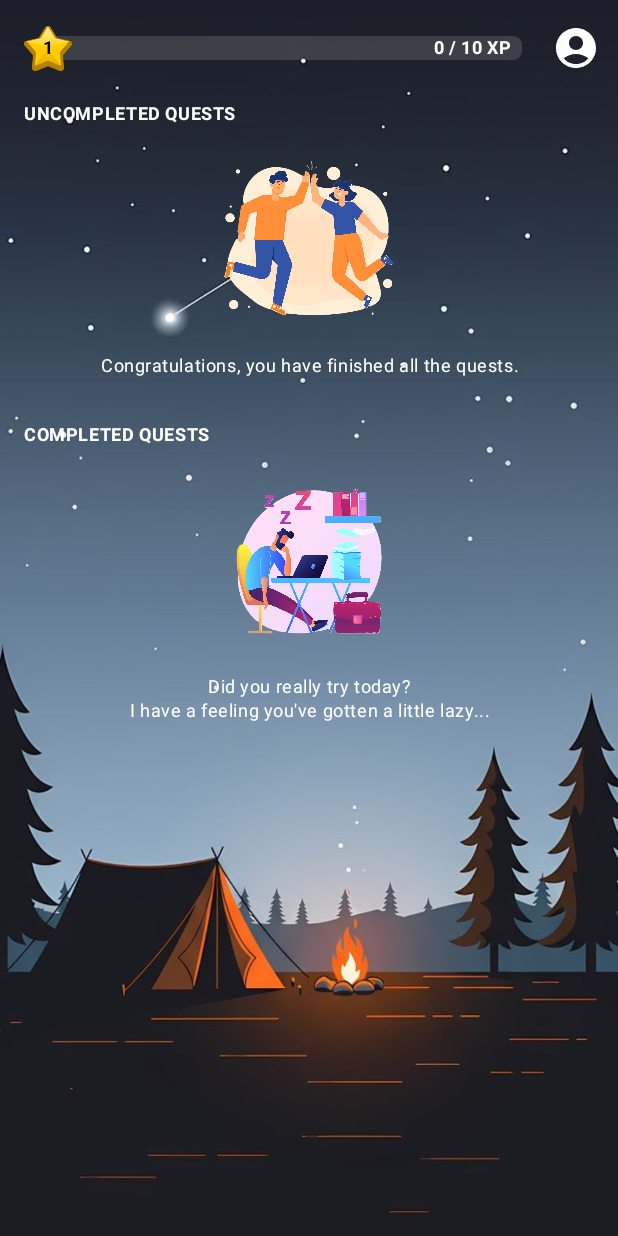
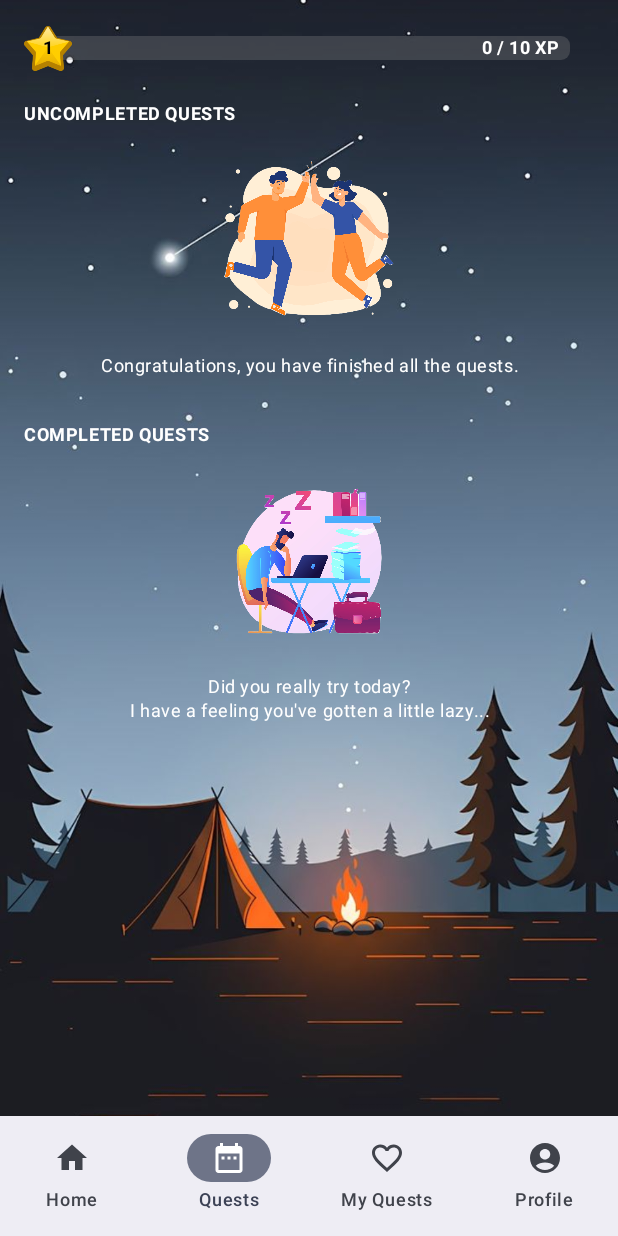
Before and after one commit to hakankaraotcu/focus-mobile-android, an Android app built with Jetpack Compose: the screen it shows after launch (MainActivity), on a phone screen of 412 x 824 dp. Run offline under Robolectric (Android 15) with nearby library versions, the phone set to English and light mode, and no system bars; our stand-ins replace Dagger/Hilt's generated code, Room's generated code.

Commit message:
added bottom navigation bar

```diff
--- /dev/null
+++ b/app/src/main/java/com/hakankaraotcu/focusquest/HomeScreen.kt
@@ -0,0 +1,10 @@
+package com.hakankaraotcu.focusquest
+
+import androidx.compose.material3.Text
+import androidx.compose.runtime.Composable
+import androidx.navigation.NavController
+
+@Composable
+fun HomeScreen(navController: NavController){
+    Text(text = "Home")
+}
--- /dev/null
+++ b/app/src/main/java/com/hakankaraotcu/focusquest/MyQuestsScreen.kt
@@ -0,0 +1,9 @@
+package com.hakankaraotcu.focusquest
+
+import androidx.compose.runtime.Composable
+import androidx.navigation.NavController
+
+@Composable
+fun MyQuestsScreen(navController: NavController){
+
+}
--- a/app/src/main/java/com/hakankaraotcu/focusquest/core/navigation/AppNavGraph.kt
+++ b/app/src/main/java/com/hakankaraotcu/focusquest/core/navigation/AppNavGraph.kt
@@ -1,20 +1,30 @@
 package com.hakankaraotcu.focusquest.core.navigation
 
 import androidx.compose.runtime.Composable
+import androidx.compose.ui.Modifier
 import androidx.navigation.NavHostController
 import androidx.navigation.compose.NavHost
 import androidx.navigation.compose.composable
 import com.hakankaraotcu.focusquest.feature_profile.presentation.profile.ProfileScreen
+import com.hakankaraotcu.focusquest.HomeScreen
+import com.hakankaraotcu.focusquest.MyQuestsScreen
 import com.hakankaraotcu.focusquest.feature_quest.presentation.quests.QuestsScreen
 
 @Composable
-fun AppNavGraph(navController: NavHostController) {
+fun AppNavGraph(navController: NavHostController, modifier: Modifier) {
     NavHost(
         navController = navController,
-        startDestination = Screen.QuestsScreen.route
+        startDestination = Screen.QuestsScreen.route,
+        modifier = modifier
     ) {
+        composable(route = Screen.HomeScreen.route) {
+            HomeScreen(navController = navController)
+        }
         composable(route = Screen.QuestsScreen.route) {
-            QuestsScreen(navController = navController)
+            QuestsScreen()
+        }
+        composable(route = Screen.MyQuestsScreen.route) {
+            MyQuestsScreen(navController = navController)
         }
         composable(route = Screen.ProfileScreen.route) {
             ProfileScreen(navController = navController)
--- a/app/src/main/java/com/hakankaraotcu/focusquest/core/navigation/Screen.kt
+++ b/app/src/main/java/com/hakankaraotcu/focusquest/core/navigation/Screen.kt
@@ -1,6 +1,19 @@
 package com.hakankaraotcu.focusquest.core.navigation
 
-sealed class Screen(val route: String) {
-    object QuestsScreen : Screen("quests_screen")
-    object ProfileScreen : Screen("profile_screen")
+import androidx.compose.material.icons.Icons
+import androidx.compose.material.icons.filled.AccountCircle
+import androidx.compose.material.icons.filled.DateRange
+import androidx.compose.material.icons.filled.FavoriteBorder
+import androidx.compose.material.icons.filled.Home
+import androidx.compose.ui.graphics.vector.ImageVector
+
+sealed class Screen(val name: String, val route: String, val icon: ImageVector) {
+    object HomeScreen: Screen("Home", "home_screen", Icons.Default.Home)
+    object QuestsScreen : Screen("Quests", "quests_screen", Icons.Default.DateRange)
+    object MyQuestsScreen: Screen("My Quests", "myquests_screen", Icons.Default.FavoriteBorder)
+    object ProfileScreen : Screen("Profile", "profile_screen", Icons.Default.AccountCircle)
+
+    companion object{
+        val bottomNavItems = listOf(HomeScreen, QuestsScreen, MyQuestsScreen, ProfileScreen)
+    }
 }
--- a/app/src/main/java/com/hakankaraotcu/focusquest/core/presentation/MainActivity.kt
+++ b/app/src/main/java/com/hakankaraotcu/focusquest/core/presentation/MainActivity.kt
@@ -4,13 +4,19 @@ import android.os.Bundle
 import androidx.activity.ComponentActivity
 import androidx.activity.compose.setContent
 import androidx.activity.enableEdgeToEdge
+import androidx.compose.foundation.layout.WindowInsets
 import androidx.compose.foundation.layout.fillMaxSize
+import androidx.compose.foundation.layout.padding
+import androidx.compose.foundation.layout.safeContent
 import androidx.compose.material3.MaterialTheme
+import androidx.compose.material3.Scaffold
 import androidx.compose.material3.Surface
 import androidx.compose.ui.Modifier
+import androidx.compose.ui.graphics.Color
 import androidx.core.view.WindowCompat
 import androidx.navigation.compose.rememberNavController
 import com.hakankaraotcu.focusquest.core.navigation.AppNavGraph
+import com.hakankaraotcu.focusquest.core.presentation.components.BottomNavigationBar
 import com.hakankaraotcu.focusquest.ui.theme.FocusQuestTheme
 import dagger.hilt.android.AndroidEntryPoint
 
@@ -23,12 +29,23 @@ class MainActivity : ComponentActivity() {
             .isAppearanceLightStatusBars = false
         setContent {
             FocusQuestTheme {
+                val navController = rememberNavController()
                 Surface(
                     modifier = Modifier.fillMaxSize(),
                     color = MaterialTheme.colorScheme.background
                 ) {
-                    val navController = rememberNavController()
-                    AppNavGraph(navController = navController)
+                    Scaffold(
+                        contentWindowInsets = WindowInsets.safeContent,
+                        containerColor = Color.Transparent,
+                        bottomBar = {
+                            BottomNavigationBar(navController)
+                        }
+                    ) { innerPadding ->
+                        AppNavGraph(
+                            navController = navController,
+                            modifier = Modifier.padding(innerPadding)
+                        )
+                    }
                 }
             }
         }
--- /dev/null
+++ b/app/src/main/java/com/hakankaraotcu/focusquest/core/presentation/components/BottomNavigationBar.kt
@@ -0,0 +1,43 @@
+package com.hakankaraotcu.focusquest.core.presentation.components
+
+import androidx.compose.material3.Icon
+import androidx.compose.material3.NavigationBar
+import androidx.compose.material3.NavigationBarItem
+import androidx.compose.material3.Text
+import androidx.compose.runtime.Composable
+import androidx.compose.runtime.getValue
+import androidx.navigation.NavController
+import androidx.navigation.NavGraph.Companion.findStartDestination
+import androidx.navigation.compose.currentBackStackEntryAsState
+import com.hakankaraotcu.focusquest.core.navigation.Screen
+
+@Composable
+fun BottomNavigationBar(navController: NavController) {
+    val navBackStackEntry by navController.currentBackStackEntryAsState()
+    val currentDestination = navBackStackEntry?.destination
+    NavigationBar {
+        Screen.bottomNavItems.forEach { screen ->
+            NavigationBarItem(
+                icon = {
+                    Icon(
+                        screen.icon,
+                        contentDescription = screen.name
+                    )
+                },
+                label = {
+                    Text(text = screen.name)
+                },
+                selected = currentDestination?.route == screen.route,
+                onClick = {
+                    navController.navigate(screen.route) {
+                        popUpTo(navController.graph.findStartDestination().id) {
+                            saveState = true
+                        }
+                        launchSingleTop = true
+                        restoreState = true
+                    }
+                }
+            )
+        }
+    }
+}
--- a/app/src/main/java/com/hakankaraotcu/focusquest/feature_quest/presentation/quests/QuestsScreen.kt
+++ b/app/src/main/java/com/hakankaraotcu/focusquest/feature_quest/presentation/quests/QuestsScreen.kt
@@ -5,15 +5,12 @@ import androidx.compose.foundation.layout.Arrangement
 import androidx.compose.foundation.layout.Box
 import androidx.compose.foundation.layout.Column
 import androidx.compose.foundation.layout.Spacer
-import androidx.compose.foundation.layout.WindowInsets
 import androidx.compose.foundation.layout.fillMaxSize
 import androidx.compose.foundation.layout.height
 import androidx.compose.foundation.layout.padding
-import androidx.compose.foundation.layout.safeContent
 import androidx.compose.foundation.lazy.LazyColumn
 import androidx.compose.foundation.lazy.items
 import androidx.compose.material3.MaterialTheme
-import androidx.compose.material3.Scaffold
 import androidx.compose.material3.Text
 import androidx.compose.runtime.Composable
 import androidx.compose.runtime.collectAsState
@@ -26,9 +23,8 @@ import androidx.compose.ui.res.painterResource
 import androidx.compose.ui.text.font.FontWeight
 import androidx.compose.ui.unit.dp
 import androidx.hilt.navigation.compose.hiltViewModel
-import androidx.navigation.NavController
 import com.hakankaraotcu.focusquest.R
-import com.hakankaraotcu.focusquest.core.navigation.Screen
+import com.hakankaraotcu.focusquest.core.presentation.components.LevelProgressBar
 import com.hakankaraotcu.focusquest.feature_profile.presentation.profile.ProfileViewModel
 import com.hakankaraotcu.focusquest.feature_quest.presentation.quests.components.EmptyStateSection
 import com.hakankaraotcu.focusquest.feature_quest.presentation.quests.components.QuestItem
@@ -38,7 +34,6 @@ import kotlinx.coroutines.launch
 
 @Composable
 fun QuestsScreen(
-    navController: NavController,
     profileViewModel: ProfileViewModel = hiltViewModel(),
     questViewModel: QuestsViewModel = hiltViewModel()
 ) {
@@ -52,27 +47,18 @@ fun QuestsScreen(
             contentScale = ContentScale.Crop,
             modifier = Modifier.fillMaxSize()
         )
-        Scaffold(
-            topBar = {
-                Column {
+        Column(modifier = Modifier.padding(16.dp)) {
             if (uiState.profile != null) {
-                        QuestsTopBar(
+                LevelProgressBar(
                     level = uiState.level,
                     xp = uiState.xp,
-                            xpMax = uiState.xpMax,
-                        ) {
-                            navController.navigate(Screen.ProfileScreen.route)
+                    xpForNextLevel = uiState.xpMax
+                )
             }
-                    }
-                }
-            },
-            contentWindowInsets = WindowInsets.safeContent,
-            containerColor = Color.Transparent
-        ) { paddingValues ->
+            Spacer(Modifier.height(16.dp))
             LazyColumn(
                 modifier = Modifier
-                    .fillMaxSize()
-                    .padding(paddingValues),
+                    .fillMaxSize(),
                 verticalArrangement = Arrangement.spacedBy(8.dp)
             ) {
                 item {
@@ -81,7 +67,7 @@ fun QuestsScreen(
                         color = Color.White,
                         fontWeight = FontWeight.Bold,
                         style = MaterialTheme.typography.bodySmall,
-                        modifier = Modifier.padding(horizontal = 16.dp, vertical = 4.dp)
+                        modifier = Modifier.padding(vertical = 4.dp)
                     )
                 }
                 if (questsState.uncompletedQuests.isEmpty()) {
@@ -96,8 +82,6 @@ fun QuestsScreen(
                     val scope = rememberCoroutineScope()
                     QuestItem(
                         quest = quest,
-                        modifier = Modifier
-                            .padding(horizontal = 16.dp),
                         onComplete = {
                             scope.launch {
                                 questViewModel.onEvent(QuestsEvent.Complete(quest))
@@ -113,7 +97,7 @@ fun QuestsScreen(
                         color = Color.White,
                         fontWeight = FontWeight.Bold,
                         style = MaterialTheme.typography.bodySmall,
-                        modifier = Modifier.padding(horizontal = 16.dp, vertical = 4.dp)
+                        modifier = Modifier.padding(vertical = 4.dp)
                     )
                 }
                 if (questsState.completedQuests.isEmpty()) {
@@ -128,12 +112,11 @@ fun QuestsScreen(
                 items(questsState.completedQuests, key = { it.id!! }) { quest ->
                     QuestItem(
                         quest = quest,
-                        modifier = Modifier
-                            .padding(horizontal = 16.dp),
                         onComplete = {
                             // Not necessary
                         }
                     )
+                }
             }
         }
         if (uiState.isLevelUpDialogOpen && uiState.profile != null) {
@@ -148,4 +131,3 @@ fun QuestsScreen(
         }
     }
 }
-}
--- a/app/src/main/java/com/hakankaraotcu/focusquest/feature_quest/presentation/quests/components/QuestsTopBar.kt
+++ b/app/src/main/java/com/hakankaraotcu/focusquest/feature_quest/presentation/quests/components/QuestsTopBar.kt
@@ -1,44 +1,25 @@
 package com.hakankaraotcu.focusquest.feature_quest.presentation.quests.components
 
 import androidx.compose.foundation.layout.Row
-import androidx.compose.foundation.layout.size
-import androidx.compose.material.icons.Icons
-import androidx.compose.material.icons.filled.AccountCircle
 import androidx.compose.material3.ExperimentalMaterial3Api
-import androidx.compose.material3.Icon
-import androidx.compose.material3.IconButton
 import androidx.compose.material3.TopAppBar
 import androidx.compose.material3.TopAppBarDefaults
 import androidx.compose.runtime.Composable
 import androidx.compose.ui.Alignment
-import androidx.compose.ui.Modifier
 import androidx.compose.ui.graphics.Color
 import androidx.compose.ui.tooling.preview.Preview
-import androidx.compose.ui.unit.dp
 import com.hakankaraotcu.focusquest.core.presentation.components.LevelProgressBar
 import com.hakankaraotcu.focusquest.ui.theme.FocusQuestTheme
 
 @OptIn(ExperimentalMaterial3Api::class)
 @Composable
-fun QuestsTopBar(level: Int, xp: Int, xpMax: Int, onClick: () -> Unit) {
+fun QuestsTopBar(level: Int, xp: Int, xpMax: Int) {
     TopAppBar(
         title = {
             Row(
                 verticalAlignment = Alignment.CenterVertically
             ) {
                 LevelProgressBar(level = level, xp = xp, xpForNextLevel = xpMax)
-            }
-        },
-        actions = {
-            IconButton(onClick = onClick) {
-                Icon(
-                    imageVector = Icons.Default.AccountCircle,
-                    modifier = Modifier
-                        .size(32.dp)
-                        .align(Alignment.CenterVertically),
-                    tint = Color.White,
-                    contentDescription = null
-                )
             }
         },
         colors = TopAppBarDefaults.topAppBarColors(
@@ -51,6 +32,6 @@ fun QuestsTopBar(level: Int, xp: Int, xpMax: Int, onClick: () -> Unit) {
 @Composable
 fun QuestsTopBarPreview() {
     FocusQuestTheme {
-        QuestsTopBar(1, 0, 10) {}
+        QuestsTopBar(1, 0, 10)
     }
 }
```
Lines whose indentation alone changed are shown as unchanged.
